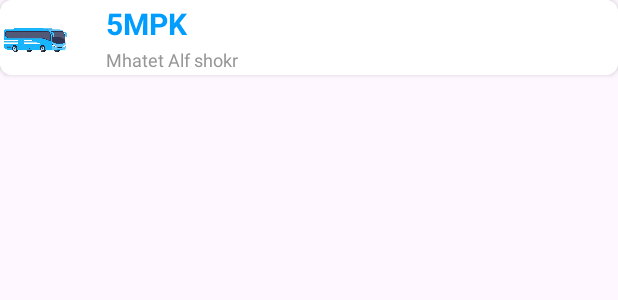
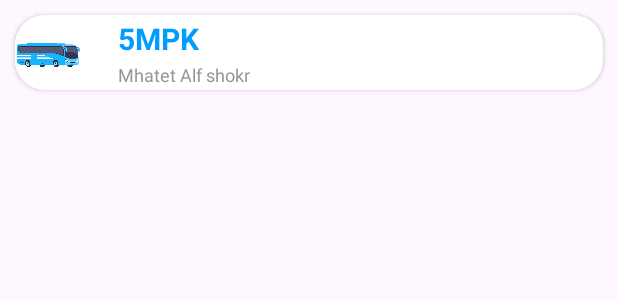
Before and after one commit to mustafahamdydev/5MPK, an Android app: the layout recycler_view_list.xml on its own in the app's theme, with its tools: preview values and no code run, on a phone screen of 412 x 824 dp. Shown: the top 300 px of the screen. Run offline under Robolectric (Android 15) with nearby library versions, the light colour scheme and no system bars.

Commit message:
5mpk beta BY tefa & gabalawey Last location button update and the recycler view

```diff
--- a/app/src/main/java/com/wanderer/ResultScreenAdapter.kt
+++ b/app/src/main/java/com/wanderer/ResultScreenAdapter.kt
@@ -18,7 +18,7 @@ class ResultScreenAdapter(
 
     override fun onCreateViewHolder(parent: ViewGroup, viewType: Int): ItemViewHolder {
         val inflatedView: View = LayoutInflater.from(parent.context)
-            .inflate(R.layout.list_item_places,parent,false)
+            .inflate(R.layout.recycler_view_list,parent,false)
 
         return ItemViewHolder(inflatedView)
     }
--- a/app/src/main/res/layout/list_item_places.xml
+++ b/app/src/main/res/layout/recycler_view_list.xml
@@ -4,8 +4,9 @@
     xmlns:tools="http://schemas.android.com/tools"
     android:layout_width="match_parent"
     android:layout_height="wrap_content"
+    android:layout_margin="10dp"
     android:layout_marginBottom="10dp"
-    app:cardCornerRadius="8dp">
+    app:cardCornerRadius="20dp">
 
     <androidx.constraintlayout.widget.ConstraintLayout
         android:layout_width="match_parent"
@@ -20,6 +21,7 @@
             app:layout_constraintGuide_percent="0.11" />
 
         <ImageView
+            android:contentDescription="@string/app_name"
             android:id="@+id/image"
             android:layout_width="50dp"
             android:layout_height="50dp"
```
